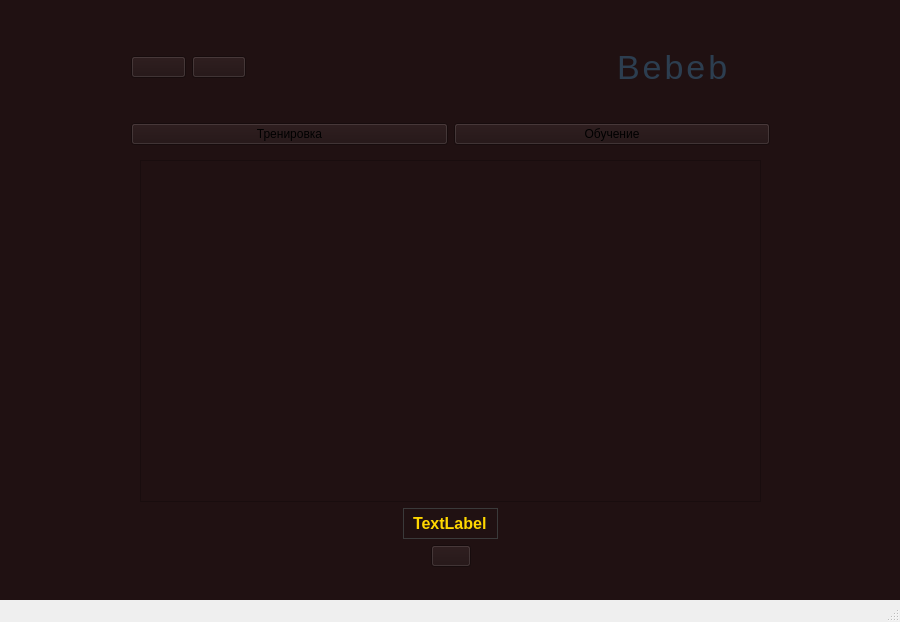
m1ffer/Touch-typing, file mainwindow.ui: the form before one commit.
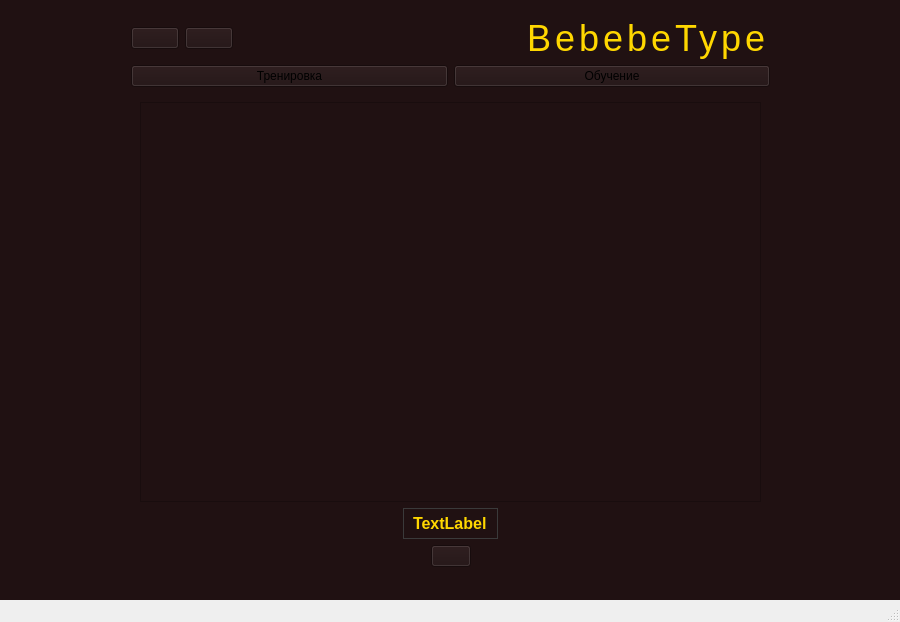
The form after the commit. Icons and pictures are not drawn. Custom widgets are drawn as their Qt base class.

The edit to the form file:
```diff
--- a/mainwindow.ui
+++ b/mainwindow.ui
@@ -222,19 +222,18 @@
                  <widget class="QLabel" name="nameLabel">
                   <property name="styleSheet">
                    <string notr="true">QLabel {
-        font-family: 'Helvetica Neue', 'Arial', sans-serif;
-        font-size: 34px;
-        font-weight: 400;
-        color: #2c3e50;
-        text-align: center;
-        padding: 30px;
-        background: transparent;
-        text-transform: uppercase;
-        letter-spacing: 3px;
-    }</string>
+    font-family: 'Roboto Mono', 'Consolas', monospace;
+    font-size: 36px;
+    font-weight: 300; /* тонкий */
+    color: #ffd700;
+    background-color: transparent;
+    text-align: center;
+    letter-spacing: 4px;
+    text-transform: uppercase;
+}</string>
                   </property>
                   <property name="text">
-                   <string>Bebeb</string>
+                   <string>BebebeType</string>
                   </property>
                  </widget>
                 </item>
```
